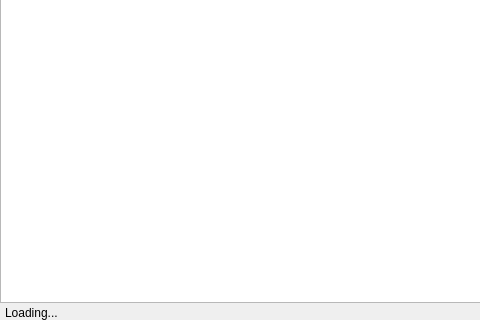
First picture: the form in ui/PlainTextEditor.ui, repository saturneric/GpgFrontend, before the edit; both pictures show x 0 to 480 and y 381 to 701 of the 1007 by 701 pixel window.
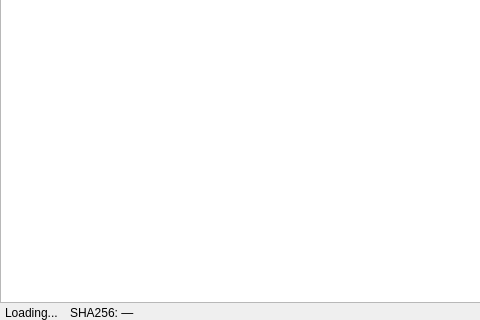
Second picture: the form after the edit. Custom widgets are drawn as their Qt base class.

Commit message: feat(ui): add tabs to `InfoBoard` and SHA256 label

The edit to the form file:
```diff
--- a/ui/PlainTextEditor.ui
+++ b/ui/PlainTextEditor.ui
@@ -55,6 +55,13 @@
          </property>
         </widget>
        </item>
+       <item>
+        <widget class="QLabel" name="sha256Label">
+         <property name="text">
+          <string>SHA256: —</string>
+         </property>
+        </widget>
+       </item>
        <item>
         <spacer name="horizontalSpacer">
          <property name="orientation">
```
Left out of the diff: 2 changed lines with no effect on the pictures. The commit also changes 1 other file.
